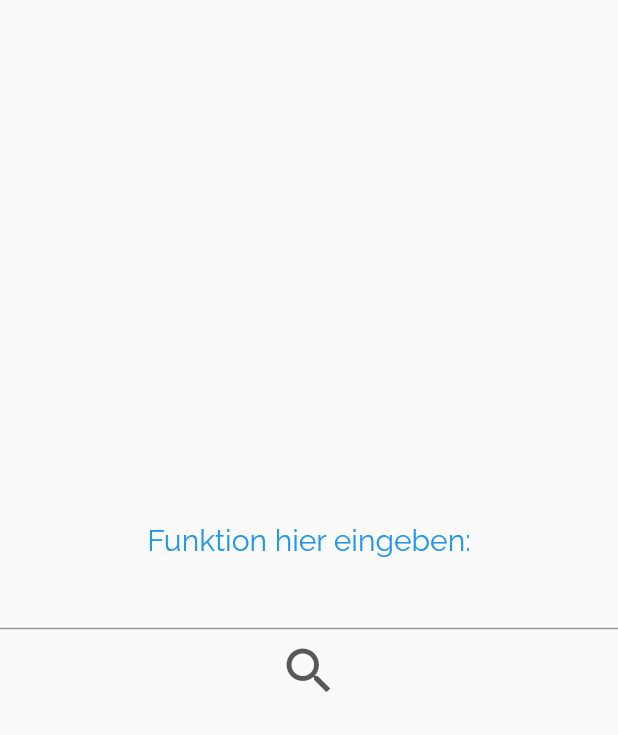
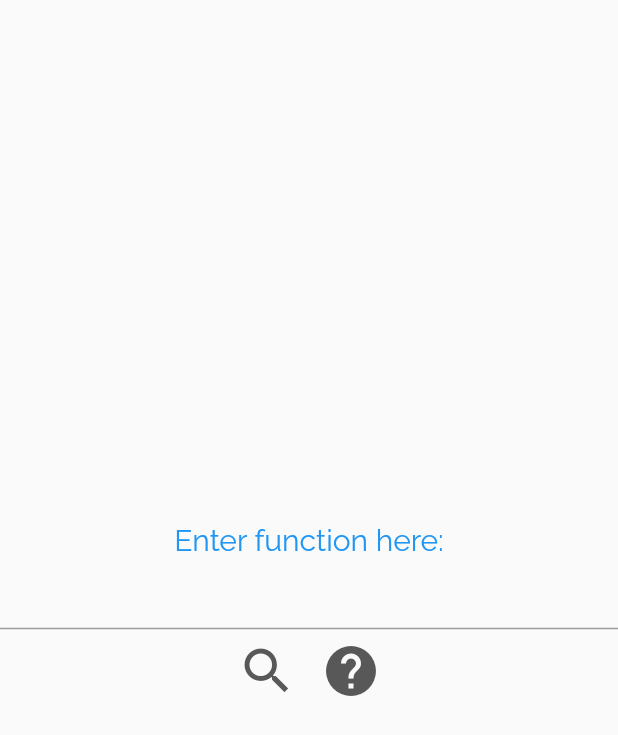
Before and after one commit to Rechunk/AnalysisHero, a Flutter app: the screen it shows after launch, after a tap on the "search" icon, on a phone screen of 412 x 824 dp. Shown: the top 735 px of the screen. Run offline on Flutter 3.47's test engine with Material 2 defaults, Android fonts, the phone set to English and light mode, and no system bars; our stand-ins replace math_expressions; statements that could not run were skipped.

Commit message:
Graphical Changes

```diff
--- a/lib/calculateRoots.dart
+++ b/lib/calculateRoots.dart
@@ -74,9 +74,8 @@ List<num> calculateRoots(String function){
     while (leftToRoot.toStringAsFixed(2) != rightToRoot.toStringAsFixed(2));
 
     // Rounds to 3 digits of precision
-    print("I DID REACH HERE:....");
-    roots.add(num.parse(midValue.toStringAsFixed(3)));
+    num root = num.parse(midValue.toStringAsFixed(3));
+    roots.add((root == -0.0) ? 0 : root);
   }
-  print("DONE CALCULATING ROOTS...");
   return roots;
 }
--- a/lib/frontPage.dart
+++ b/lib/frontPage.dart
@@ -16,12 +16,15 @@ class InputWidgetState extends State<InputWidget> {
 
     return new Column(
         children: [
-          new Text("Funktion hier eingeben:", style: new TextStyle(fontSize: 20.0, color: Colors.blue, fontFamily: "Raleway")),
+          new Text("Enter function here:", style: new TextStyle(fontSize: 20.0, color: Colors.blue, fontFamily: "Raleway")),
           new TextField(
             controller: controller,
             textAlign: TextAlign.center,
             style: new TextStyle(fontSize: 20.0, color: Colors.blue),
           ),
+          new Row(
+            mainAxisAlignment: MainAxisAlignment.center,
+            children: [
               new IconButton(
                 icon: new Icon(Icons.search),
                 iconSize: 40.0,
@@ -33,7 +36,18 @@ class InputWidgetState extends State<InputWidget> {
 
                   navigateToResults(context);
                 },
+              ),
+              new IconButton(
+                icon: new Icon(Icons.help),
+                iconSize: 40.0,
+                color: new Color.fromARGB(255, 88, 88, 88),
+                onPressed: () {
+                  navigateToHelp(context);
+                },
+              ),
+            ]
           )
+
         ]
     );
   }
```
Also changed, not shown: lib/main.dart (+7 -0 lines), lib/resultsPage.dart (+10 -7 lines). Lines whose indentation alone changed are shown as unchanged.
